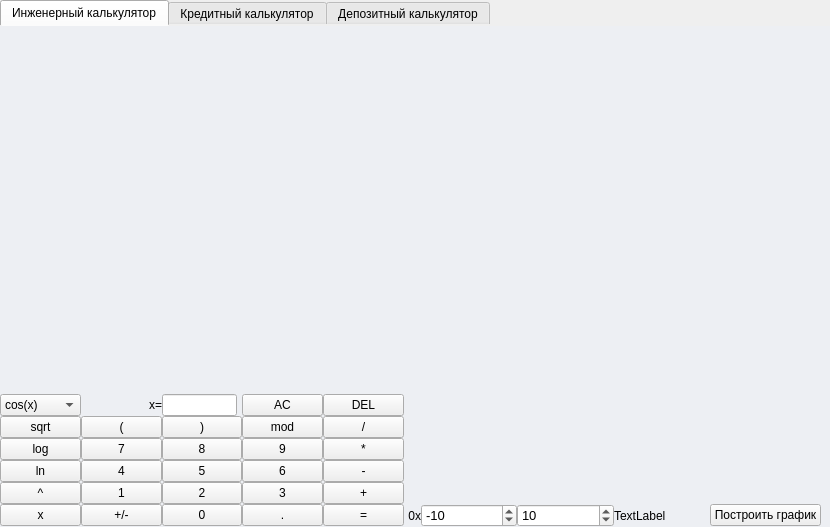
Qt form src/Front/mainwindow.ui (Wenzar/SmartCalc-v1.0) before a commit.
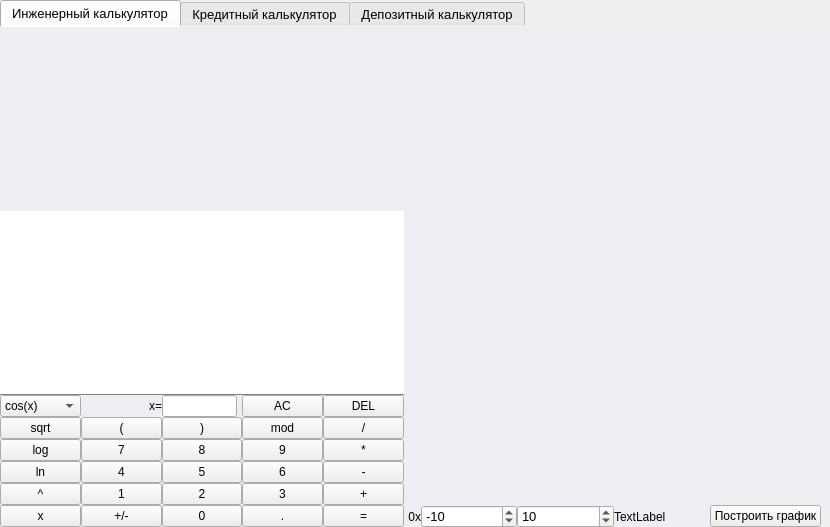
The same form after that commit. Custom widgets are drawn as their Qt base class.

```diff
--- a/src/Front/mainwindow.ui
+++ b/src/Front/mainwindow.ui
@@ -47,6 +47,12 @@
       <height>531</height>
      </rect>
     </property>
+    <property name="font">
+     <font>
+      <family>Segoe UI</family>
+      <pointsize>10</pointsize>
+     </font>
+    </property>
     <property name="currentIndex">
      <number>0</number>
     </property>
@@ -63,281 +69,22 @@
         <height>501</height>
        </rect>
       </property>
-      <layout class="QGridLayout" name="gridLayout" rowstretch="0,0,0,0,0,0,0" columnstretch="0,0,0,0,0,0,0,0,0,0">
+      <property name="font">
+       <font>
+        <family>Segoe UI</family>
+       </font>
+      </property>
+      <layout class="QGridLayout" name="gridLayout" rowstretch="0,0,0,0,0,0,0,0" columnstretch="0,0,0,0,0,0,0,0,0,0">
        <property name="spacing">
         <number>0</number>
        </property>
-       <item row="0" column="0" colspan="5">
-        <widget class="QLabel" name="result_show">
-         <property name="minimumSize">
-          <size>
-           <width>251</width>
-           <height>0</height>
-          </size>
-         </property>
-         <property name="maximumSize">
-          <size>
-           <width>16777215</width>
-           <height>200000</height>
-          </size>
-         </property>
-         <property name="font">
-          <font>
-           <family>Times New Roman</family>
-           <pointsize>16</pointsize>
-          </font>
-         </property>
-         <property name="styleSheet">
-          <string notr="true">QLabel {
-	qproperty-alignment: 'AlignVCenter | AlignRight';
-	border-bottom: 1px solid gray;
-}
-
-background-color : white;</string>
-         </property>
-         <property name="text">
-          <string/>
-         </property>
-         <property name="margin">
-          <number>0</number>
-         </property>
-        </widget>
-       </item>
-       <item row="4" column="2">
-        <widget class="QPushButton" name="pushButton_5">
-         <property name="text">
-          <string>5</string>
-         </property>
-        </widget>
-       </item>
-       <item row="1" column="1">
-        <widget class="QLabel" name="label_3">
-         <property name="layoutDirection">
-          <enum>Qt::LeftToRight</enum>
-         </property>
-         <property name="text">
-          <string>x=</string>
-         </property>
-         <property name="alignment">
-          <set>Qt::AlignRight|Qt::AlignTrailing|Qt::AlignVCenter</set>
-         </property>
-        </widget>
-       </item>
-       <item row="2" column="4">
-        <widget class="QPushButton" name="pushButton_div">
-         <property name="text">
-          <string>/</string>
-         </property>
-        </widget>
-       </item>
-       <item row="4" column="0">
-        <widget class="QPushButton" name="pushButton_ln">
-         <property name="mouseTracking">
-          <bool>false</bool>
-         </property>
-         <property name="text">
-          <string>ln</string>
-         </property>
-        </widget>
-       </item>
-       <item row="1" column="3">
-        <widget class="QPushButton" name="pushButton_AC">
-         <property name="mouseTracking">
-          <bool>false</bool>
-         </property>
-         <property name="text">
-          <string>AC</string>
-         </property>
-        </widget>
-       </item>
-       <item row="2" column="3">
-        <widget class="QPushButton" name="pushButton_mod">
-         <property name="mouseTracking">
-          <bool>false</bool>
-         </property>
-         <property name="text">
-          <string>mod</string>
-         </property>
-        </widget>
-       </item>
-       <item row="6" column="4">
-        <widget class="QPushButton" name="pushButton_result">
-         <property name="mouseTracking">
-          <bool>false</bool>
-         </property>
-         <property name="text">
-          <string>=</string>
-         </property>
-        </widget>
-       </item>
-       <item row="5" column="4">
-        <widget class="QPushButton" name="pushButton_plus">
-         <property name="mouseTracking">
-          <bool>false</bool>
-         </property>
-         <property name="text">
-          <string>+</string>
-         </property>
-        </widget>
-       </item>
-       <item row="1" column="4">
-        <widget class="QPushButton" name="pushButton_DEL">
-         <property name="mouseTracking">
-          <bool>false</bool>
-         </property>
-         <property name="text">
-          <string>DEL</string>
-         </property>
-        </widget>
-       </item>
-       <item row="3" column="3">
-        <widget class="QPushButton" name="pushButton_9">
-         <property name="text">
-          <string>9</string>
-         </property>
-        </widget>
-       </item>
-       <item row="6" column="0">
-        <widget class="QPushButton" name="pushButton_x">
-         <property name="text">
-          <string>x</string>
-         </property>
-        </widget>
-       </item>
-       <item row="3" column="1">
-        <widget class="QPushButton" name="pushButton_7">
-         <property name="mouseTracking">
-          <bool>false</bool>
-         </property>
-         <property name="text">
-          <string>7</string>
-         </property>
-        </widget>
-       </item>
-       <item row="5" column="5">
-        <widget class="QLabel" name="label_2">
-         <property name="maximumSize">
-          <size>
-           <width>17</width>
-           <height>16777215</height>
-          </size>
-         </property>
-        </widget>
-       </item>
-       <item row="0" column="6" rowspan="5" colspan="4">
-        <widget class="QCustomPlot" name="customPlot" native="true">
-         <property name="minimumSize">
-          <size>
-           <width>400</width>
-           <height>350</height>
-          </size>
-         </property>
-        </widget>
-       </item>
-       <item row="6" column="9">
-        <widget class="QPushButton" name="plot_graph">
-         <property name="text">
-          <string>Построить график</string>
-         </property>
-        </widget>
-       </item>
-       <item row="1" column="2">
-        <widget class="QLineEdit" name="x_value">
-         <property name="maximumSize">
-          <size>
-           <width>75</width>
-           <height>16777215</height>
-          </size>
-         </property>
-        </widget>
-       </item>
-       <item row="3" column="2">
-        <widget class="QPushButton" name="pushButton_8">
-         <property name="text">
-          <string>8</string>
-         </property>
-        </widget>
-       </item>
-       <item row="6" column="8">
-        <widget class="QLabel" name="label_5">
-         <property name="text">
-          <string>TextLabel</string>
-         </property>
-        </widget>
-       </item>
-       <item row="5" column="0">
-        <widget class="QPushButton" name="pushButton_pow">
-         <property name="mouseTracking">
-          <bool>false</bool>
-         </property>
-         <property name="text">
-          <string>^</string>
-         </property>
-        </widget>
-       </item>
-       <item row="4" column="4">
-        <widget class="QPushButton" name="pushButton_minus">
-         <property name="text">
-          <string>-</string>
-         </property>
-        </widget>
-       </item>
-       <item row="2" column="1">
-        <widget class="QPushButton" name="pushButton_left_par">
-         <property name="mouseTracking">
-          <bool>false</bool>
-         </property>
-         <property name="text">
-          <string>(</string>
-         </property>
-        </widget>
-       </item>
-       <item row="3" column="0">
-        <widget class="QPushButton" name="pushButton_log">
-         <property name="mouseTracking">
-          <bool>false</bool>
-         </property>
-         <property name="text">
-          <string>log</string>
-         </property>
-        </widget>
-       </item>
-       <item row="6" column="1">
-        <widget class="QPushButton" name="pushButton_unar">
-         <property name="mouseTracking">
-          <bool>false</bool>
-         </property>
-         <property name="text">
-          <string>+/-</string>
-         </property>
-        </widget>
-       </item>
        <item row="2" column="0">
-        <widget class="QPushButton" name="pushButton_sqrt">
-         <property name="text">
-          <string>sqrt</string>
-         </property>
-        </widget>
-       </item>
-       <item row="6" column="2">
-        <widget class="QPushButton" name="pushButton_0">
-         <property name="mouseTracking">
-          <bool>false</bool>
-         </property>
-         <property name="text">
-          <string>0</string>
-         </property>
-        </widget>
-       </item>
-       <item row="2" column="2">
-        <widget class="QPushButton" name="pushButton_right_par">
-         <property name="text">
-          <string>)</string>
-         </property>
-        </widget>
-       </item>
-       <item row="1" column="0">
         <widget class="QComboBox" name="Trigonometry">
+         <property name="font">
+          <font>
+           <family>Segoe UI</family>
+          </font>
+         </property>
          <property name="contextMenuPolicy">
           <enum>Qt::DefaultContextMenu</enum>
          </property>
@@ -385,8 +132,106 @@
          </item>
         </widget>
        </item>
-       <item row="6" column="3">
+       <item row="6" column="1">
+        <widget class="QPushButton" name="pushButton_1">
+         <property name="font">
+          <font>
+           <family>Segoe UI</family>
+          </font>
+         </property>
+         <property name="mouseTracking">
+          <bool>false</bool>
+         </property>
+         <property name="text">
+          <string>1</string>
+         </property>
+        </widget>
+       </item>
+       <item row="4" column="1">
+        <widget class="QPushButton" name="pushButton_7">
+         <property name="font">
+          <font>
+           <family>Segoe UI</family>
+          </font>
+         </property>
+         <property name="mouseTracking">
+          <bool>false</bool>
+         </property>
+         <property name="text">
+          <string>7</string>
+         </property>
+        </widget>
+       </item>
+       <item row="4" column="4">
+        <widget class="QPushButton" name="pushButton_mul">
+         <property name="font">
+          <font>
+           <family>Segoe UI</family>
+          </font>
+         </property>
+         <property name="text">
+          <string>*</string>
+         </property>
+        </widget>
+       </item>
+       <item row="5" column="2">
+        <widget class="QPushButton" name="pushButton_5">
+         <property name="font">
+          <font>
+           <family>Segoe UI</family>
+          </font>
+         </property>
+         <property name="text">
+          <string>5</string>
+         </property>
+        </widget>
+       </item>
+       <item row="4" column="2">
+        <widget class="QPushButton" name="pushButton_8">
+         <property name="font">
+          <font>
+           <family>Segoe UI</family>
+          </font>
+         </property>
+         <property name="text">
+          <string>8</string>
+         </property>
+        </widget>
+       </item>
+       <item row="7" column="0">
+        <widget class="QPushButton" name="pushButton_x">
+         <property name="font">
+          <font>
+           <family>Segoe UI</family>
+          </font>
+         </property>
+         <property name="text">
+          <string>x</string>
+         </property>
+        </widget>
+       </item>
+       <item row="6" column="4">
+        <widget class="QPushButton" name="pushButton_plus">
+         <property name="font">
+          <font>
+           <family>Segoe UI</family>
+          </font>
+         </property>
+         <property name="mouseTracking">
+          <bool>false</bool>
+         </property>
+         <property name="text">
+          <string>+</string>
+         </property>
+        </widget>
+       </item>
+       <item row="7" column="3">
         <widget class="QPushButton" name="pushButton_dot">
+         <property name="font">
+          <font>
+           <family>Segoe UI</family>
+          </font>
+         </property>
          <property name="mouseTracking">
           <bool>false</bool>
          </property>
@@ -395,8 +240,182 @@
          </property>
         </widget>
        </item>
+       <item row="4" column="3">
+        <widget class="QPushButton" name="pushButton_9">
+         <property name="font">
+          <font>
+           <family>Segoe UI</family>
+          </font>
+         </property>
+         <property name="text">
+          <string>9</string>
+         </property>
+        </widget>
+       </item>
+       <item row="7" column="6">
+        <widget class="QSpinBox" name="scope_definifion_min">
+         <property name="font">
+          <font>
+           <family>Segoe UI</family>
+           <pointsize>10</pointsize>
+          </font>
+         </property>
+         <property name="minimum">
+          <number>-1000000</number>
+         </property>
+         <property name="maximum">
+          <number>1000000</number>
+         </property>
+         <property name="value">
+          <number>-10</number>
+         </property>
+        </widget>
+       </item>
+       <item row="3" column="4">
+        <widget class="QPushButton" name="pushButton_div">
+         <property name="font">
+          <font>
+           <family>Segoe UI</family>
+          </font>
+         </property>
+         <property name="text">
+          <string>/</string>
+         </property>
+        </widget>
+       </item>
+       <item row="2" column="1">
+        <widget class="QLabel" name="label_3">
+         <property name="font">
+          <font>
+           <family>Segoe UI</family>
+          </font>
+         </property>
+         <property name="layoutDirection">
+          <enum>Qt::LeftToRight</enum>
+         </property>
+         <property name="text">
+          <string>x=</string>
+         </property>
+         <property name="alignment">
+          <set>Qt::AlignRight|Qt::AlignTrailing|Qt::AlignVCenter</set>
+         </property>
+        </widget>
+       </item>
+       <item row="5" column="4">
+        <widget class="QPushButton" name="pushButton_minus">
+         <property name="font">
+          <font>
+           <family>Segoe UI</family>
+          </font>
+         </property>
+         <property name="text">
+          <string>-</string>
+         </property>
+        </widget>
+       </item>
+       <item row="5" column="3">
+        <widget class="QPushButton" name="pushButton_6">
+         <property name="font">
+          <font>
+           <family>Segoe UI</family>
+          </font>
+         </property>
+         <property name="text">
+          <string>6</string>
+         </property>
+        </widget>
+       </item>
+       <item row="4" column="0">
+        <widget class="QPushButton" name="pushButton_log">
+         <property name="font">
+          <font>
+           <family>Segoe UI</family>
+          </font>
+         </property>
+         <property name="mouseTracking">
+          <bool>false</bool>
+         </property>
+         <property name="text">
+          <string>log</string>
+         </property>
+        </widget>
+       </item>
+       <item row="6" column="0">
+        <widget class="QPushButton" name="pushButton_pow">
+         <property name="font">
+          <font>
+           <family>Segoe UI</family>
+          </font>
+         </property>
+         <property name="mouseTracking">
+          <bool>false</bool>
+         </property>
+         <property name="text">
+          <string>^</string>
+         </property>
+        </widget>
+       </item>
+       <item row="5" column="0">
+        <widget class="QPushButton" name="pushButton_ln">
+         <property name="font">
+          <font>
+           <family>Segoe UI</family>
+          </font>
+         </property>
+         <property name="mouseTracking">
+          <bool>false</bool>
+         </property>
+         <property name="text">
+          <string>ln</string>
+         </property>
+        </widget>
+       </item>
+       <item row="7" column="8">
+        <widget class="QLabel" name="label_5">
+         <property name="font">
+          <font>
+           <family>Segoe UI</family>
+          </font>
+         </property>
+         <property name="text">
+          <string>TextLabel</string>
+         </property>
+        </widget>
+       </item>
        <item row="6" column="5">
+        <widget class="QLabel" name="label_2">
+         <property name="maximumSize">
+          <size>
+           <width>17</width>
+           <height>16777215</height>
+          </size>
+         </property>
+         <property name="font">
+          <font>
+           <family>Segoe UI</family>
+          </font>
+         </property>
+        </widget>
+       </item>
+       <item row="7" column="9">
+        <widget class="QPushButton" name="plot_graph">
+         <property name="font">
+          <font>
+           <family>Segoe UI</family>
+          </font>
+         </property>
+         <property name="text">
+          <string>Построить график</string>
+         </property>
+        </widget>
+       </item>
+       <item row="7" column="5">
         <widget class="QLabel" name="label_6">
+         <property name="font">
+          <font>
+           <family>Segoe UI</family>
+          </font>
+         </property>
          <property name="text">
           <string>0x</string>
          </property>
@@ -405,87 +424,264 @@
          </property>
         </widget>
        </item>
-       <item row="5" column="3">
+       <item row="7" column="7">
+        <widget class="QSpinBox" name="scope_definifion_max">
+         <property name="font">
+          <font>
+           <family>Segoe UI</family>
+           <pointsize>10</pointsize>
+          </font>
+         </property>
+         <property name="minimum">
+          <number>-1000000</number>
+         </property>
+         <property name="maximum">
+          <number>1000000</number>
+         </property>
+         <property name="value">
+          <number>10</number>
+         </property>
+        </widget>
+       </item>
+       <item row="2" column="2">
+        <widget class="QLineEdit" name="x_value">
+         <property name="maximumSize">
+          <size>
+           <width>75</width>
+           <height>16777215</height>
+          </size>
+         </property>
+         <property name="font">
+          <font>
+           <family>Segoe UI</family>
+          </font>
+         </property>
+        </widget>
+       </item>
+       <item row="7" column="2">
+        <widget class="QPushButton" name="pushButton_0">
+         <property name="font">
+          <font>
+           <family>Segoe UI</family>
+          </font>
+         </property>
+         <property name="mouseTracking">
+          <bool>false</bool>
+         </property>
+         <property name="text">
+          <string>0</string>
+         </property>
+        </widget>
+       </item>
+       <item row="3" column="3">
+        <widget class="QPushButton" name="pushButton_mod">
+         <property name="font">
+          <font>
+           <family>Segoe UI</family>
+          </font>
+         </property>
+         <property name="mouseTracking">
+          <bool>false</bool>
+         </property>
+         <property name="text">
+          <string>mod</string>
+         </property>
+        </widget>
+       </item>
+       <item row="6" column="3">
         <widget class="QPushButton" name="pushButton_3">
+         <property name="font">
+          <font>
+           <family>Segoe UI</family>
+          </font>
+         </property>
          <property name="text">
           <string>3</string>
          </property>
         </widget>
        </item>
-       <item row="3" column="4">
-        <widget class="QPushButton" name="pushButton_mul">
-         <property name="text">
-          <string>*</string>
-         </property>
-        </widget>
-       </item>
-       <item row="6" column="6">
-        <widget class="QSpinBox" name="scope_definifion_min">
+       <item row="2" column="4">
+        <widget class="QPushButton" name="pushButton_DEL">
          <property name="font">
           <font>
-           <pointsize>10</pointsize>
+           <family>Segoe UI</family>
           </font>
          </property>
-         <property name="minimum">
-          <number>-1000000</number>
-         </property>
-         <property name="maximum">
-          <number>1000000</number>
-         </property>
-         <property name="value">
-          <number>-10</number>
-         </property>
-        </widget>
-       </item>
-       <item row="5" column="1">
-        <widget class="QPushButton" name="pushButton_1">
          <property name="mouseTracking">
           <bool>false</bool>
          </property>
          <property name="text">
-          <string>1</string>
+          <string>DEL</string>
          </property>
         </widget>
        </item>
-       <item row="4" column="1">
-        <widget class="QPushButton" name="pushButton_4">
+       <item row="7" column="1">
+        <widget class="QPushButton" name="pushButton_unar">
+         <property name="font">
+          <font>
+           <family>Segoe UI</family>
+          </font>
+         </property>
          <property name="mouseTracking">
           <bool>false</bool>
          </property>
          <property name="text">
-          <string>4</string>
+          <string>+/-</string>
          </property>
         </widget>
        </item>
-       <item row="5" column="2">
+       <item row="6" column="2">
         <widget class="QPushButton" name="pushButton_2">
+         <property name="font">
+          <font>
+           <family>Segoe UI</family>
+          </font>
+         </property>
          <property name="text">
           <string>2</string>
          </property>
         </widget>
        </item>
-       <item row="4" column="3">
-        <widget class="QPushButton" name="pushButton_6">
+       <item row="7" column="4">
+        <widget class="QPushButton" name="pushButton_result">
+         <property name="font">
+          <font>
+           <family>Segoe UI</family>
+          </font>
+         </property>
+         <property name="mouseTracking">
+          <bool>false</bool>
+         </property>
          <property name="text">
-          <string>6</string>
+          <string>=</string>
          </property>
         </widget>
        </item>
-       <item row="6" column="7">
-        <widget class="QSpinBox" name="scope_definifion_max">
+       <item row="5" column="1">
+        <widget class="QPushButton" name="pushButton_4">
          <property name="font">
           <font>
-           <pointsize>10</pointsize>
+           <family>Segoe UI</family>
           </font>
          </property>
-         <property name="minimum">
-          <number>-1000000</number>
+         <property name="mouseTracking">
+          <bool>false</bool>
          </property>
-         <property name="maximum">
-          <number>1000000</number>
+         <property name="text">
+          <string>4</string>
          </property>
-         <property name="value">
-          <number>10</number>
+        </widget>
+       </item>
+       <item row="3" column="0">
+        <widget class="QPushButton" name="pushButton_sqrt">
+         <property name="font">
+          <font>
+           <family>Segoe UI</family>
+          </font>
+         </property>
+         <property name="text">
+          <string>sqrt</string>
+         </property>
+        </widget>
+       </item>
+       <item row="1" column="0" colspan="5">
+        <widget class="QLabel" name="result_show">
+         <property name="minimumSize">
+          <size>
+           <width>251</width>
+           <height>0</height>
+          </size>
+         </property>
+         <property name="maximumSize">
+          <size>
+           <width>16777215</width>
+           <height>200000</height>
+          </size>
+         </property>
+         <property name="font">
+          <font>
+           <family>Segoe UI</family>
+           <pointsize>16</pointsize>
+          </font>
+         </property>
+         <property name="styleSheet">
+          <string notr="true">QLabel {
+	qproperty-alignment: 'AlignVCenter | AlignRight';
+	border-bottom: 1px solid gray;
+	background-color : white;
+}
+
+</string>
+         </property>
+         <property name="text">
+          <string/>
+         </property>
+         <property name="margin">
+          <number>0</number>
+         </property>
+        </widget>
+       </item>
+       <item row="2" column="3">
+        <widget class="QPushButton" name="pushButton_AC">
+         <property name="font">
+          <font>
+           <family>Segoe UI</family>
+          </font>
+         </property>
+         <property name="mouseTracking">
+          <bool>false</bool>
+         </property>
+         <property name="text">
+          <string>AC</string>
+         </property>
+        </widget>
+       </item>
+       <item row="3" column="1">
+        <widget class="QPushButton" name="pushButton_left_par">
+         <property name="font">
+          <font>
+           <family>Segoe UI</family>
+          </font>
+         </property>
+         <property name="mouseTracking">
+          <bool>false</bool>
+         </property>
+         <property name="text">
+          <string>(</string>
+         </property>
+        </widget>
+       </item>
+       <item row="3" column="2">
+        <widget class="QPushButton" name="pushButton_right_par">
+         <property name="font">
+          <font>
+           <family>Segoe UI</family>
+          </font>
+         </property>
+         <property name="text">
+          <string>)</string>
+         </property>
+        </widget>
+       </item>
+       <item row="0" column="6" rowspan="6" colspan="4">
+        <widget class="QCustomPlot" name="customPlot" native="true">
+         <property name="minimumSize">
+          <size>
+           <width>400</width>
+           <height>350</height>
+          </size>
+         </property>
+         <property name="font">
+          <font>
+           <family>Segoe UI</family>
+          </font>
+         </property>
+        </widget>
+       </item>
+       <item row="0" column="0" colspan="5">
+        <widget class="QLabel" name="label_22">
+         <property name="text">
+          <string/>
          </property>
         </widget>
        </item>
```
Left out of the diff: 361 changed lines with no effect on the pictures.
